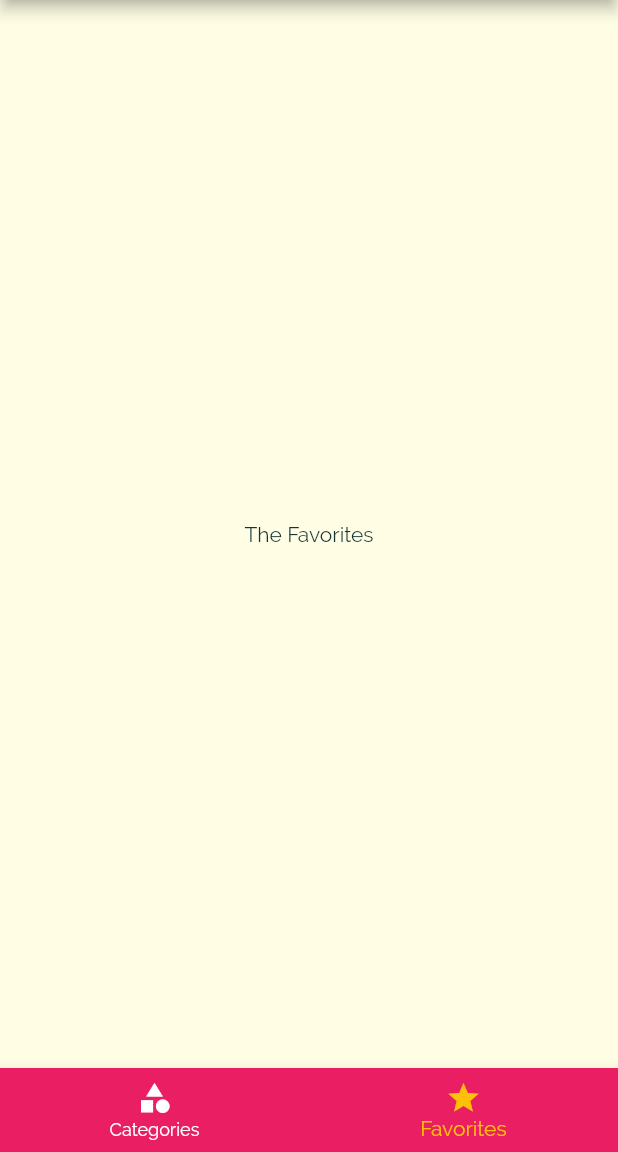
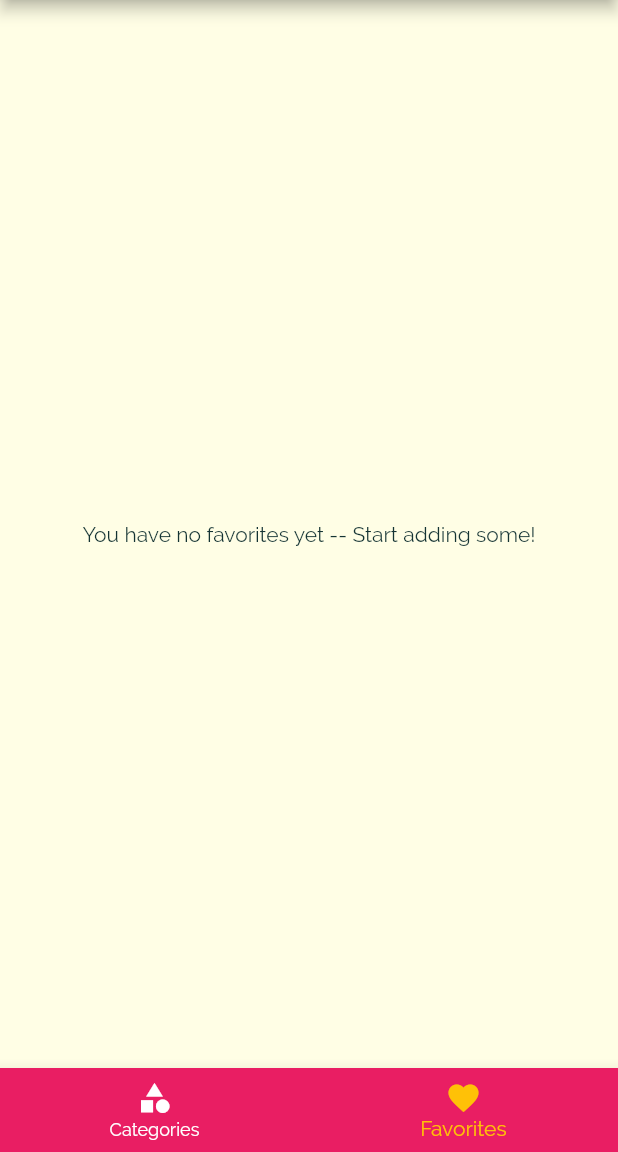
Before and after one commit to filgaia/flutter-showcase, a Flutter app: the screen it shows after launch, item 2 of the bottom bar chosen, on a phone screen of 412 x 824 dp, the part 84-1236 px from its top. Run offline on Flutter 3.47's test engine with Material 2 defaults, Android fonts, the phone set to English and light mode, and no system bars.

Commit message:
feature - favorites section

```diff
--- a/meals/lib/main.dart
+++ b/meals/lib/main.dart
@@ -23,6 +23,7 @@
     'vegan': false,
   };
   List<Meal> _availableMeals = DUMMY_MEALS;
+  List<Meal> _favoriteMeals = [];
 
   void _setFilters(Map<String, bool> filterData) {
     setState(() {
@@ -43,6 +44,25 @@
         return true;
       }).toList();
     });
+  }
+
+  void _toggleFavorite(String mealId) {
+    final existingIndex =
+        _favoriteMeals.indexWhere((meal) => meal.id == mealId);
+
+    if (existingIndex >= 0) {
+      setState(() {
+        _favoriteMeals.removeAt(existingIndex);
+      });
+    } else {
+      setState(() {
+        _favoriteMeals.add(DUMMY_MEALS.firstWhere((meal) => meal.id == mealId));
+      });
+    }
+  }
+
+  bool _isMealFavorite(String mealId) {
+    return _favoriteMeals.any((meal) => meal.id == mealId);
   }
 
   @override
@@ -69,10 +89,11 @@
       // home: CategoriesScreen(),
       initialRoute: '/', // Default is '/'
       routes: {
-        '/': (ctx) => TabsScreen(),
+        '/': (ctx) => TabsScreen(_favoriteMeals),
         CategoryMealsScreen.routeName: (ctx) =>
             CategoryMealsScreen(_availableMeals),
-        MealDetailScreen.routeName: (ctx) => MealDetailScreen(),
+        MealDetailScreen.routeName: (ctx) =>
+            MealDetailScreen(_toggleFavorite, _isMealFavorite),
         FiltersScreen.routeName: (ctx) => FiltersScreen(_filters, _setFilters),
       },
       onGenerateRoute: (settings) {
--- a/meals/lib/screens/category_meals_screen.dart
+++ b/meals/lib/screens/category_meals_screen.dart
@@ -51,7 +51,6 @@
           complexity: displayedMeals[index].complexity,
           duration: displayedMeals[index].duration,
           imageUrl: displayedMeals[index].imageUrl,
-          removeItem: _removeMeal,
         ),
         itemCount: displayedMeals.length,
       ),
--- a/meals/lib/screens/favorites_screen.dart
+++ b/meals/lib/screens/favorites_screen.dart
@@ -1,10 +1,30 @@
 import 'package:flutter/material.dart';
 
+import '../models/meal.dart';
+import '../widgets/meal_item.dart';
+
 class FavoritesScreen extends StatelessWidget {
-  const FavoritesScreen({Key? key}) : super(key: key);
+  final List<Meal> favoriteMeals;
+
+  const FavoritesScreen(this.favoriteMeals, {Key? key}) : super(key: key);
 
   @override
   Widget build(BuildContext context) {
-    return Center(child: Text('The Favorites'));
+    if (favoriteMeals.isEmpty) {
+      return Center(
+          child: Text('You have no favorites yet -- Start adding some!'));
+    } else {
+      return ListView.builder(
+        itemBuilder: (ctx, index) => MealItem(
+          id: favoriteMeals[index].id,
+          title: favoriteMeals[index].title,
+          affordability: favoriteMeals[index].affordability,
+          complexity: favoriteMeals[index].complexity,
+          duration: favoriteMeals[index].duration,
+          imageUrl: favoriteMeals[index].imageUrl,
+        ),
+        itemCount: favoriteMeals.length,
+      );
+    }
   }
 }
--- a/meals/lib/screens/tabs_screen.dart
+++ b/meals/lib/screens/tabs_screen.dart
@@ -3,20 +3,29 @@
 import './categories_screen.dart';
 import './favorites_screen.dart';
 import '../widgets/main_drawer.dart';
+import '../models/meal.dart';
 
 class TabsScreen extends StatefulWidget {
-  const TabsScreen({Key? key}) : super(key: key);
+  final List<Meal> favoriteMeals;
+
+  const TabsScreen(this.favoriteMeals, {Key? key}) : super(key: key);
 
   @override
   State<TabsScreen> createState() => _TabsScreenState();
 }
 
 class _TabsScreenState extends State<TabsScreen> {
-  final List<Map<String, Object>> _pages = [
-    {'page': CategoriesScreen(), 'title': 'Categories'},
-    {'page': FavoritesScreen(), 'title': 'Favorites'},
-  ];
+  late List<Map<String, Object>> _pages;
   int _selectedPageIndex = 0;
+
+  @override
+  void initState() {
+    _pages = [
+      {'page': CategoriesScreen(), 'title': 'Categories'},
+      {'page': FavoritesScreen(widget.favoriteMeals), 'title': 'Favorites'},
+    ];
+    super.initState();
+  }
 
   void _selectPage(int index) {
     setState(() => _selectedPageIndex = index);
@@ -39,7 +48,7 @@
           ),
           BottomNavigationBarItem(
             // backgroundColor: Theme.of(context).primaryColor,
-            icon: Icon(Icons.star),
+            icon: Icon(Icons.favorite),
             label: 'Favorites',
           ),
         ],
--- a/meals/lib/widgets/meal_item.dart
+++ b/meals/lib/widgets/meal_item.dart
@@ -10,7 +10,6 @@
   final int duration;
   final Complexity complexity;
   final Affordability affordability;
-  final Function removeItem;
 
   const MealItem({
     required this.id,
@@ -19,7 +18,6 @@
     required this.duration,
     required this.complexity,
     required this.affordability,
-    required this.removeItem,
     Key? key,
   }) : super(key: key);
 
@@ -57,7 +55,7 @@
     )
         .then((value) {
       if (value != null) {
-        removeItem(value);
+        // removeItem(value);
       }
     });
   }
```
Also changed, not shown: meals/lib/screens/meal_detail_screen.dart (+8 -3 lines).
